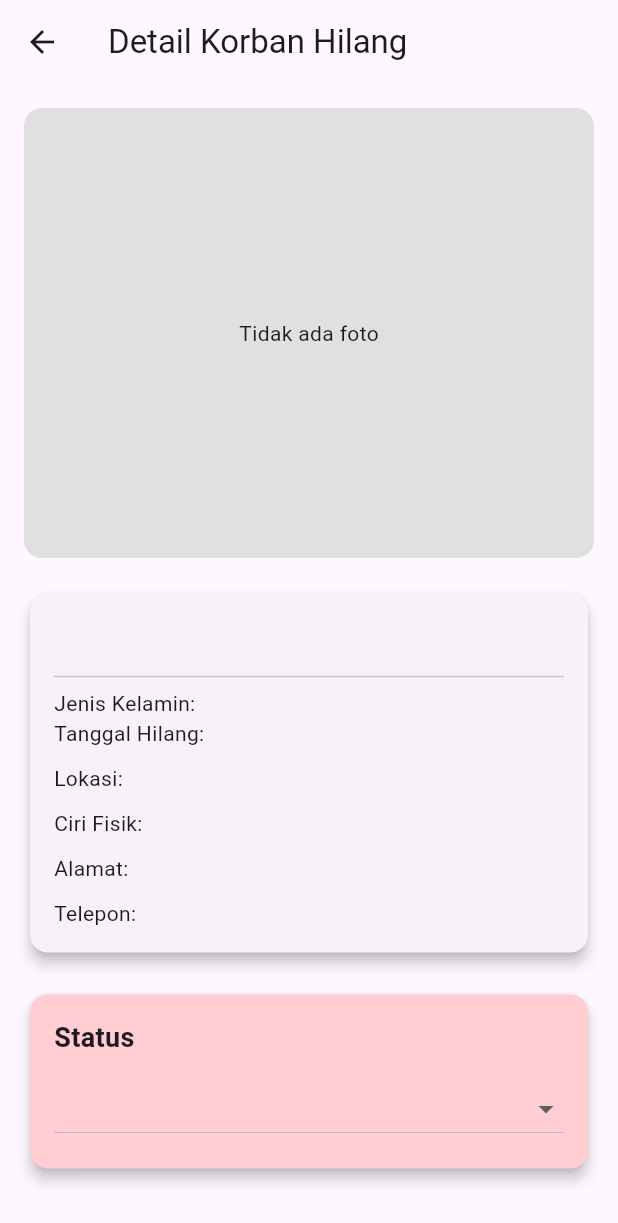
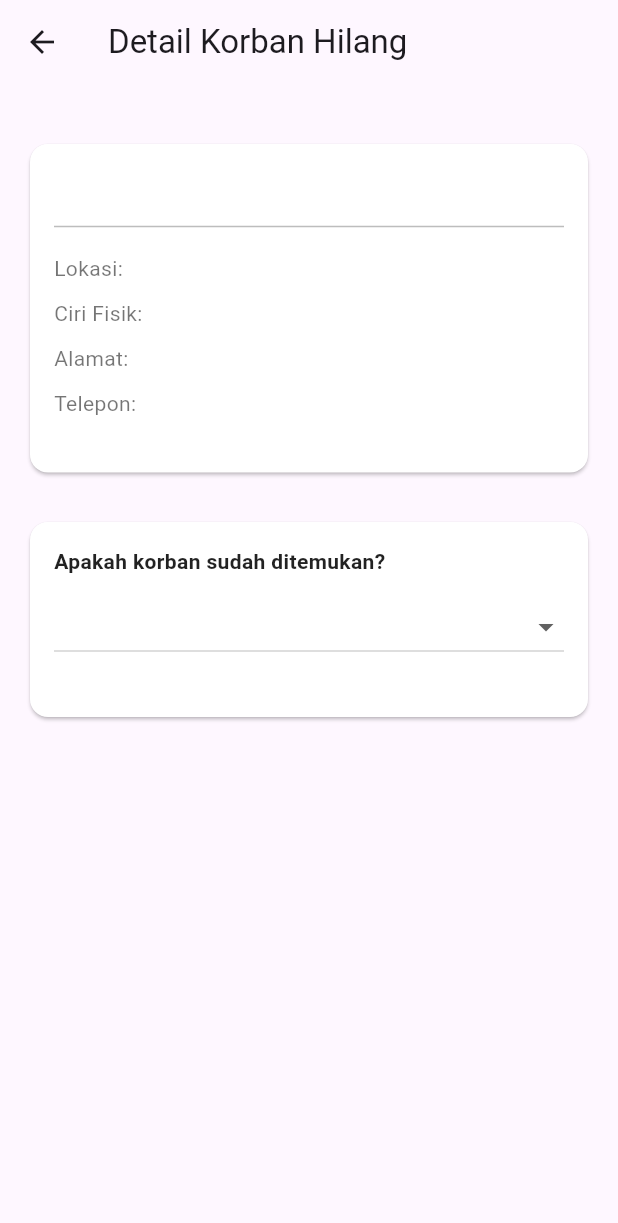
Before and after one commit to Ariel-F-S/cadavis, a Flutter app: the DetailKorbanPage screen opened directly with empty values, on a phone screen of 412 x 824 dp. Shown: the top 1223 px of the screen. Run offline on Flutter 3.47's test engine with Material 3 defaults, Android fonts, the phone set to English and light mode, and no system bars; our stand-ins replace device_info_plus, fl_chart, geolocator, image_picker, open_file, permission_handler and 2 more; missing offline and left inert: excel; accounts and stored records are empty.

Commit message:
update all

```diff
--- a/lib/pages/detail_korban_hilang.dart
+++ b/lib/pages/detail_korban_hilang.dart
@@ -23,6 +23,8 @@ class _DetailKorbanPageState
 
   late KorbanHilang korban;
 
+  bool isEditMode = false;
+
   late TextEditingController ciriController;
   late TextEditingController alamatController;
   late TextEditingController teleponController;
@@ -45,20 +47,13 @@ class _DetailKorbanPageState
   }
 
   // ===============================
-  // UPDATE STATUS (SEMUA ROLE)
+  // UPDATE STATUS
   // ===============================
   Future<void> _updateStatus(String status) async {
-    String kondisiBaru = korban.kondisi;
-
-    if (status == "Sudah ditemukan") {
-      kondisiBaru = "Masih hidup";
-    } else {
-      kondisiBaru = "";
-    }
-
     final updated = korban.copyWith(
       status: status,
-      kondisi: kondisiBaru,
+      kondisi:
+          status == "Belum ditemukan" ? "" : korban.kondisi,
     );
 
     await DatabaseHelper.instance
@@ -70,7 +65,23 @@ class _DetailKorbanPageState
   }
 
   // ===============================
-  // SAVE EDIT (ADMIN SAJA)
+  // UPDATE KONDISI
+  // ===============================
+  Future<void> _updateKondisi(String kondisi) async {
+    final updated = korban.copyWith(
+      kondisi: kondisi,
+    );
+
+    await DatabaseHelper.instance
+        .updateKorbanHilang(updated);
+
+    setState(() {
+      korban = updated;
+    });
+  }
+
+  // ===============================
+  // SAVE EDIT (ADMIN)
   // ===============================
   Future<void> _saveAdminEdit() async {
     final updated = korban.copyWith(
@@ -83,11 +94,14 @@ class _DetailKorbanPageState
     await DatabaseHelper.instance
         .updateKorbanHilang(updated);
 
-    Navigator.pop(context, true);
+    setState(() {
+      korban = updated;
+      isEditMode = false;
+    });
   }
 
   // ===============================
-  // FOTO FULLSCREEN
+  // FULLSCREEN FOTO
   // ===============================
   void _showFullImage() {
     if (korban.fotoPath.isEmpty) return;
@@ -114,18 +128,45 @@ class _DetailKorbanPageState
 
   @override
   Widget build(BuildContext context) {
+
     final isAdmin = widget.role == "admin";
+    final isDark =
+        Theme.of(context).brightness == Brightness.dark;
+
+    final cardColor =
+        isDark ? const Color(0xFF1E1E1E) : Colors.white;
+
+    final primaryText =
+        isDark ? Colors.white : Colors.black87;
+
+    final secondaryText =
+        isDark ? Colors.white70 : Colors.black54;
 
     return Scaffold(
       appBar: AppBar(
         title: const Text("Detail Korban Hilang"),
+        actions: [
+          if (isAdmin)
+            IconButton(
+              icon: Icon(
+                isEditMode
+                    ? Icons.close
+                    : Icons.edit,
+              ),
+              onPressed: () {
+                setState(() {
+                  isEditMode = !isEditMode;
+                });
+              },
+            ),
+        ],
       ),
       body: ListView(
         padding: const EdgeInsets.all(16),
         children: [
 
           // ===============================
-          // FOTO (BISA DIKLIK)
+          // FOTO
           // ===============================
           korban.fotoPath.isNotEmpty
               ? GestureDetector(
@@ -135,33 +176,24 @@ class _DetailKorbanPageState
                         BorderRadius.circular(12),
                     child: Image.file(
                       File(korban.fotoPath),
-                      height: 300,
-                      width: double.infinity,
+                      height: 250,
                       fit: BoxFit.cover,
                     ),
                   ),
                 )
-              : Container(
-                  height: 300,
-                  decoration: BoxDecoration(
-                    color: Colors.grey.shade300,
-                    borderRadius:
-                        BorderRadius.circular(12),
-                  ),
-                  child: const Center(
-                      child: Text("Tidak ada foto")),
-                ),
+              : const SizedBox(),
 
           const SizedBox(height: 20),
 
           // ===============================
-          // INFORMASI KORBAN
+          // CARD BIODATA
           // ===============================
           Card(
+            color: cardColor,
             shape: RoundedRectangleBorder(
-                borderRadius:
-                    BorderRadius.circular(12)),
-            elevation: 4,
+              borderRadius:
+                  BorderRadius.circular(12),
+            ),
             child: Padding(
               padding:
                   const EdgeInsets.all(16),
@@ -172,105 +204,129 @@ class _DetailKorbanPageState
 
                   Text(
                     korban.nama,
-                    style: const TextStyle(
-                        fontSize: 22,
-                        fontWeight:
-                            FontWeight.bold),
+                    style: TextStyle(
+                      fontSize: 22,
+                      fontWeight:
+                          FontWeight.bold,
+                      color: primaryText,
+                    ),
                   ),
 
-                  const Divider(),
-
-                  Text(
-                      "Jenis Kelamin: ${korban.jenisKelamin}"),
-                  Text(
-                      "Tanggal Hilang: ${korban.tanggalHilang}"),
+                  Divider(
+                    color: isDark
+                        ? Colors.grey[700]
+                        : Colors.grey[400],
+                  ),
 
                   const SizedBox(height: 10),
 
-                  // ===============================
-                  // LOKASI (ADMIN EDIT)
-                  // ===============================
-                  isAdmin
+                  isEditMode
                       ? TextField(
                           controller:
                               lokasiController,
+                          style: TextStyle(
+                              color:
+                                  primaryText),
                           decoration:
                               const InputDecoration(
                                   labelText:
                                       "Lokasi"),
                         )
                       : Text(
-                          "Lokasi: ${korban.lokasi}"),
+                          "Lokasi: ${korban.lokasi}",
+                          style: TextStyle(
+                              color:
+                                  secondaryText),
+                        ),
 
                   const SizedBox(height: 10),
 
-                  // ===============================
-                  // CIRI FISIK
-                  // ===============================
-                  isAdmin
+                  isEditMode
                       ? TextField(
                           controller:
                               ciriController,
+                          style: TextStyle(
+                              color:
+                                  primaryText),
                           decoration:
                               const InputDecoration(
                                   labelText:
                                       "Ciri Fisik"),
                         )
                       : Text(
-                          "Ciri Fisik: ${korban.ciriFisik}"),
+                          "Ciri Fisik: ${korban.ciriFisik}",
+                          style: TextStyle(
+                              color:
+                                  secondaryText),
+                        ),
 
                   const SizedBox(height: 10),
 
-                  // ===============================
-                  // ALAMAT
-                  // ===============================
-                  isAdmin
+                  isEditMode
                       ? TextField(
                           controller:
                               alamatController,
+                          style: TextStyle(
+                              color:
+                                  primaryText),
                           decoration:
                               const InputDecoration(
                                   labelText:
                                       "Alamat"),
                         )
                       : Text(
-                          "Alamat: ${korban.alamatRumah}"),
+                          "Alamat: ${korban.alamatRumah}",
+                          style: TextStyle(
+                              color:
+                                  secondaryText),
+                        ),
 
                   const SizedBox(height: 10),
 
-                  // ===============================
-                  // TELEPON
-                  // ===============================
-                  isAdmin
+                  isEditMode
                       ? TextField(
                           controller:
                               teleponController,
+                          style: TextStyle(
+                              color:
+                                  primaryText),
                           decoration:
                               const InputDecoration(
                                   labelText:
                                       "Nomor Telepon"),
                         )
                       : Text(
-                          "Telepon: ${korban.nomorTelepon}"),
+                          "Telepon: ${korban.nomorTelepon}",
+                          style: TextStyle(
+                              color:
+                                  secondaryText),
+                        ),
+
+                  const SizedBox(height: 20),
+
+                  if (isEditMode)
+                    ElevatedButton(
+                      onPressed:
+                          _saveAdminEdit,
+                      child: const Text(
+                          "Simpan Perubahan"),
+                    ),
                 ],
               ),
             ),
           ),
 
-          const SizedBox(height: 20),
+          const SizedBox(height: 25),
 
           // ===============================
-          // STATUS (SEMUA ROLE BISA UBAH)
+          // CARD STATUS
           // ===============================
           Card(
-            color: korban.status ==
-                    "Sudah ditemukan"
-                ? Colors.green.shade100
-                : Colors.red.shade100,
+            color: cardColor,
             shape: RoundedRectangleBorder(
-                borderRadius:
-                    BorderRadius.circular(12)),
-            elevation: 4,
+              borderRadius:
+                  BorderRadius.circular(12),
+            ),
             child: Padding(
               padding:
                   const EdgeInsets.all(16),
@@ -279,12 +335,13 @@ class _DetailKorbanPageState
                     CrossAxisAlignment.start,
                 children: [
 
-                  const Text(
-                    "Status",
+                  Text(
+                    "Apakah korban sudah ditemukan?",
                     style: TextStyle(
-                        fontSize: 18,
-                        fontWeight:
-                            FontWeight.bold),
+                      fontWeight:
+                          FontWeight.bold,
+                      color: primaryText,
+                    ),
                   ),
 
                   const SizedBox(height: 10),
@@ -313,26 +370,53 @@ class _DetailKorbanPageState
                     },
                   ),
 
+                  const SizedBox(height: 20),
+
                   if (korban.status ==
-                      "Sudah ditemukan")
+                      "Sudah ditemukan") ...[
+
                     Text(
-                        "Kondisi: ${korban.kondisi}"),
+                      "Bagaimana kondisi korban?",
+                      style: TextStyle(
+                        fontWeight:
+                            FontWeight.bold,
+                        color: primaryText,
+                      ),
+                    ),
+
+                    const SizedBox(height: 10),
+
+                    DropdownButton<String>(
+                      value: korban.kondisi
+                              .isEmpty
+                          ? "Masih hidup"
+                          : korban.kondisi,
+                      isExpanded: true,
+                      items: const [
+                        DropdownMenuItem(
+                          value:
+                              "Masih hidup",
+                          child: Text(
+                              "Masih hidup"),
+                        ),
+                        DropdownMenuItem(
+                          value:
+                              "Sudah meninggal",
+                          child: Text(
+                              "Sudah meninggal"),
+                        ),
+                      ],
+                      onChanged: (value) {
+                        if (value != null) {
+                          _updateKondisi(value);
+                        }
+                      },
+                    ),
+                  ],
                 ],
               ),
             ),
           ),
-
-          const SizedBox(height: 20),
-
-          // ===============================
-          // TOMBOL SIMPAN (ADMIN SAJA)
-          // ===============================
-          if (isAdmin)
-            ElevatedButton(
-              onPressed: _saveAdminEdit,
-              child:
-                  const Text("Simpan Perubahan"),
-            ),
         ],
       ),
     );
--- a/lib/pages/input_page.dart
+++ b/lib/pages/input_page.dart
@@ -356,7 +356,7 @@ class _InputJenazahPageState extends State<InputJenazahPage> {
 
     return Scaffold(
       appBar: AppBar(
-        title: const Text('Input Data Jenazah'),
+        title: const Text('Input Data Korban'),
         backgroundColor: const Color(0xFF7C4DFF),
         foregroundColor: Colors.white,
       ),
```
Also changed, not shown: lib/db/database_helper.dart (+58 -41 lines).
